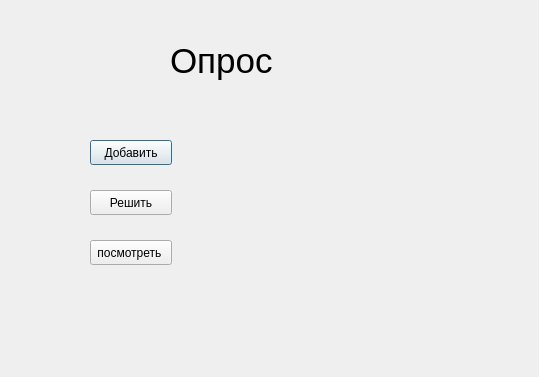
Above: untitled.ui from Deker39/python-learning before the change. Below: the same form after it.
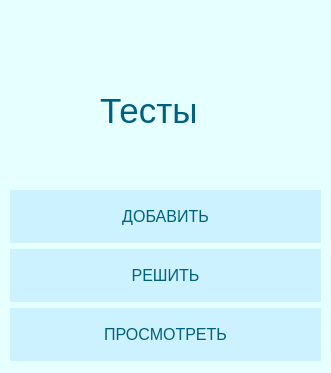
That is the form after the change. Icons and pictures are not drawn.

What changed in the file:
```diff
--- a/untitled.ui
+++ b/untitled.ui
@@ -6,69 +6,161 @@
    <rect>
     <x>0</x>
     <y>0</y>
-    <width>539</width>
-    <height>377</height>
+    <width>331</width>
+    <height>373</height>
    </rect>
   </property>
   <property name="windowTitle">
-   <string>Dialog</string>
+   <string>Test</string>
+  </property>
+  <property name="windowIcon">
+   <iconset>
+    <normaloff>test/logo.png</normaloff>test/logo.png</iconset>
+  </property>
+  <property name="styleSheet">
+   <string notr="true">background-color:	#e6ffff</string>
   </property>
   <widget class="QLabel" name="label">
    <property name="geometry">
     <rect>
-     <x>170</x>
-     <y>30</y>
-     <width>221</width>
+     <x>100</x>
+     <y>80</y>
+     <width>151</width>
      <height>61</height>
     </rect>
    </property>
    <property name="font">
     <font>
+     <family>Arial</family>
      <pointsize>26</pointsize>
     </font>
    </property>
-   <property name="text">
-    <string>Опрос</string>
+   <property name="styleSheet">
+    <string notr="true">color:#006080;</string>
    </property>
-  </widget>
-  <widget class="QPushButton" name="pushButton">
-   <property name="geometry">
-    <rect>
-     <x>90</x>
-     <y>140</y>
-     <width>82</width>
-     <height>25</height>
-    </rect>
-   </property>
    <property name="text">
-    <string>Добавить</string>
+    <string>Тесты</string>
    </property>
   </widget>
-  <widget class="QPushButton" name="pushButton_2">
+  <widget class="QWidget" name="verticalLayoutWidget">
    <property name="geometry">
     <rect>
-     <x>90</x>
+     <x>10</x>
      <y>190</y>
-     <width>82</width>
-     <height>25</height>
+     <width>311</width>
+     <height>171</height>
     </rect>
    </property>
-   <property name="text">
-    <string>Решить</string>
-   </property>
-  </widget>
-  <widget class="QPushButton" name="pushButton_3">
-   <property name="geometry">
-    <rect>
-     <x>90</x>
-     <y>240</y>
-     <width>82</width>
-     <height>25</height>
-    </rect>
-   </property>
-   <property name="text">
-    <string>посмотреть </string>
-   </property>
+   <layout class="QVBoxLayout" name="verticalLayout" stretch="1,1,1">
+    <property name="spacing">
+     <number>6</number>
+    </property>
+    <item>
+     <widget class="QPushButton" name="add_button">
+      <property name="sizePolicy">
+       <sizepolicy hsizetype="Minimum" vsizetype="Minimum">
+        <horstretch>0</horstretch>
+        <verstretch>0</verstretch>
+       </sizepolicy>
+      </property>
+      <property name="font">
+       <font>
+        <family>Arial</family>
+        <pointsize>12</pointsize>
+       </font>
+      </property>
+      <property name="styleSheet">
+       <string notr="true">QPushButton{
+	color:#006080;
+	background-color:#ccf2ff;
+	border: none;
+	
+}
+QPushButton:hover{
+	color:#ffd9b3;
+	background-color:#006080;
+}
+QPushButton:pressed{
+	color:#ff9933;
+	background-color:#006080;
+}</string>
+      </property>
+      <property name="text">
+       <string>ДОБАВИТЬ</string>
+      </property>
+     </widget>
+    </item>
+    <item>
+     <widget class="QPushButton" name="decide_button">
+      <property name="sizePolicy">
+       <sizepolicy hsizetype="Minimum" vsizetype="Minimum">
+        <horstretch>0</horstretch>
+        <verstretch>0</verstretch>
+       </sizepolicy>
+      </property>
+      <property name="font">
+       <font>
+        <family>Arial</family>
+        <pointsize>12</pointsize>
+       </font>
+      </property>
+      <property name="styleSheet">
+       <string notr="true">QPushButton{
+	color:#006080;
+	background-color:#ccf2ff;
+	border: none;
+	
+}
+QPushButton:hover{
+	color:#ffd9b3;
+	background-color:#006080;
+}
+QPushButton:pressed{
+	color:#ff9933;
+	background-color:#006080;
+}</string>
+      </property>
+      <property name="text">
+       <string>РЕШИТЬ</string>
+      </property>
+     </widget>
+    </item>
+    <item>
+     <widget class="QPushButton" name="look_button">
+      <property name="sizePolicy">
+       <sizepolicy hsizetype="Minimum" vsizetype="Minimum">
+        <horstretch>0</horstretch>
+        <verstretch>0</verstretch>
+       </sizepolicy>
+      </property>
+      <property name="font">
+       <font>
+        <family>Arial</family>
+        <pointsize>12</pointsize>
+       </font>
+      </property>
+      <property name="styleSheet">
+       <string notr="true">QPushButton{
+	color:#006080;
+	background-color:#ccf2ff;
+	border: none;
+	
+}
+QPushButton:hover{
+	color:#ffd9b3;
+	background-color:#006080;
+}
+QPushButton:pressed{
+	color:#ff9933;
+	background-color:#006080;
+}</string>
+      </property>
+      <property name="text">
+       <string>ПРОСМОТРЕТЬ</string>
+      </property>
+     </widget>
+    </item>
+   </layout>
   </widget>
  </widget>
  <resources/>
```
Left out of the diff: 5 changed lines with no effect on the pictures.
